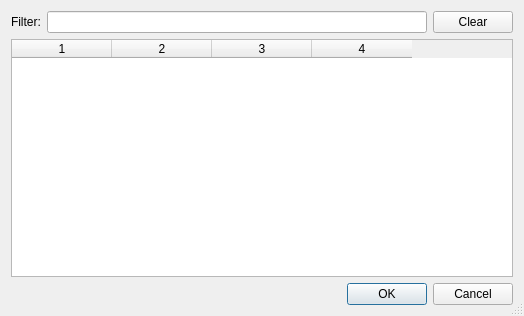
Old version of the form src/tiled/objectrefdialog.ui in the repository mapeditor/tiled.
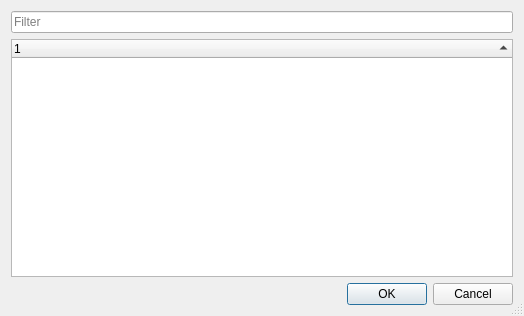
New version of the form. Custom widgets are drawn as their Qt base class.

```diff
--- a/src/tiled/objectrefdialog.ui
+++ b/src/tiled/objectrefdialog.ui
@@ -16,11 +16,36 @@
   <property name="sizeGripEnabled">
    <bool>true</bool>
   </property>
-  <layout class="QGridLayout" name="gridLayout">
-   <item row="0" column="1">
-    <widget class="QLineEdit" name="lineEdit"/>
+  <layout class="QVBoxLayout" name="verticalLayout">
+   <item>
+    <widget class="Tiled::FilterEdit" name="lineEdit">
+     <property name="placeholderText">
+      <string>Filter</string>
+     </property>
+    </widget>
    </item>
-   <item row="2" column="0" colspan="3">
+   <item>
+    <widget class="QTreeWidget" name="treeWidget">
+     <property name="alternatingRowColors">
+      <bool>true</bool>
+     </property>
+     <property name="rootIsDecorated">
+      <bool>false</bool>
+     </property>
+     <property name="uniformRowHeights">
+      <bool>true</bool>
+     </property>
+     <property name="sortingEnabled">
+      <bool>true</bool>
+     </property>
+     <column>
+      <property name="text">
+       <string notr="true">1</string>
+      </property>
+     </column>
+    </widget>
+   </item>
+   <item>
     <widget class="QDialogButtonBox" name="buttonBox">
      <property name="orientation">
       <enum>Qt::Horizontal</enum>
@@ -30,60 +55,15 @@
      </property>
     </widget>
    </item>
-   <item row="1" column="0" colspan="3">
-    <widget class="QTableWidget" name="tableWidget">
-     <property name="alternatingRowColors">
-      <bool>true</bool>
-     </property>
-     <property name="selectionMode">
-      <enum>QAbstractItemView::SingleSelection</enum>
-     </property>
-     <property name="selectionBehavior">
-      <enum>QAbstractItemView::SelectRows</enum>
-     </property>
-     <property name="gridStyle">
-      <enum>Qt::SolidLine</enum>
-     </property>
-     <property name="sortingEnabled">
-      <bool>true</bool>
-     </property>
-     <property name="columnCount">
-      <number>4</number>
-     </property>
-     <attribute name="horizontalHeaderCascadingSectionResizes">
-      <bool>true</bool>
-     </attribute>
-     <attribute name="verticalHeaderVisible">
-      <bool>false</bool>
-     </attribute>
-     <column/>
-     <column/>
-     <column/>
-     <column/>
-    </widget>
-   </item>
-   <item row="0" column="2">
-    <widget class="QPushButton" name="pushButton">
-     <property name="sizePolicy">
-      <sizepolicy hsizetype="Maximum" vsizetype="Fixed">
-       <horstretch>0</horstretch>
-       <verstretch>0</verstretch>
-      </sizepolicy>
-     </property>
-     <property name="text">
-      <string>Clear</string>
-     </property>
-    </widget>
-   </item>
-   <item row="0" column="0">
-    <widget class="QLabel" name="label">
-     <property name="text">
-      <string>Filter:</string>
-     </property>
-    </widget>
-   </item>
   </layout>
  </widget>
+ <customwidgets>
+  <customwidget>
+   <class>Tiled::FilterEdit</class>
+   <extends>QLineEdit</extends>
+   <header>filteredit.h</header>
+  </customwidget>
+ </customwidgets>
  <resources/>
  <connections>
   <connection>
```
